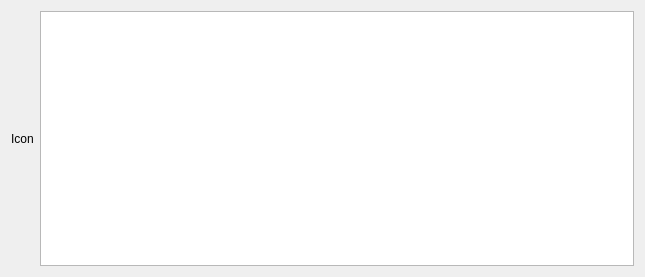
First picture: the form in aboutdialog.ui, repository ic005k/OCAuxiliaryTools, before the edit.
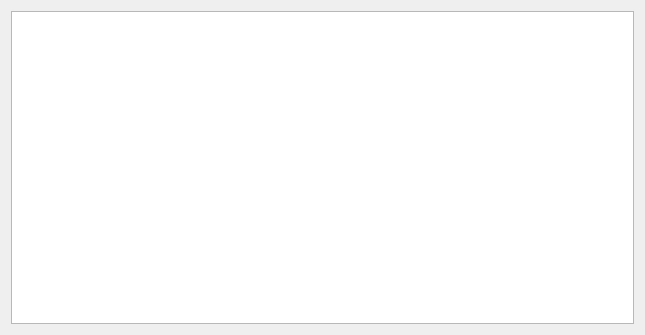
Second picture: the form after the edit.

```diff
--- a/aboutdialog.ui
+++ b/aboutdialog.ui
@@ -7,26 +7,13 @@
     <x>0</x>
     <y>0</y>
     <width>645</width>
-    <height>277</height>
+    <height>335</height>
    </rect>
   </property>
   <property name="windowTitle">
    <string>About</string>
   </property>
   <layout class="QHBoxLayout" name="horizontalLayout">
-   <item>
-    <widget class="QLabel" name="lblIcon">
-     <property name="maximumSize">
-      <size>
-       <width>128</width>
-       <height>16777215</height>
-      </size>
-     </property>
-     <property name="text">
-      <string>Icon</string>
-     </property>
-    </widget>
-   </item>
    <item>
     <widget class="QTextBrowser" name="textBrowser"/>
    </item>
```
